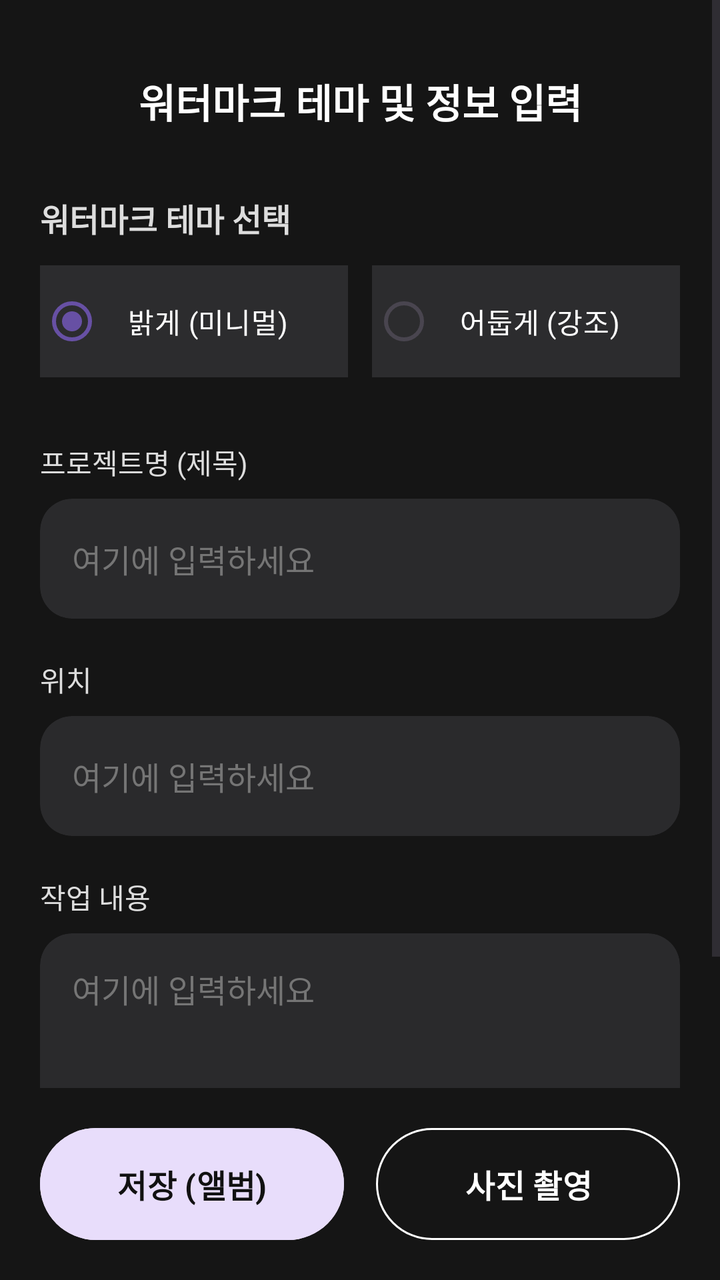
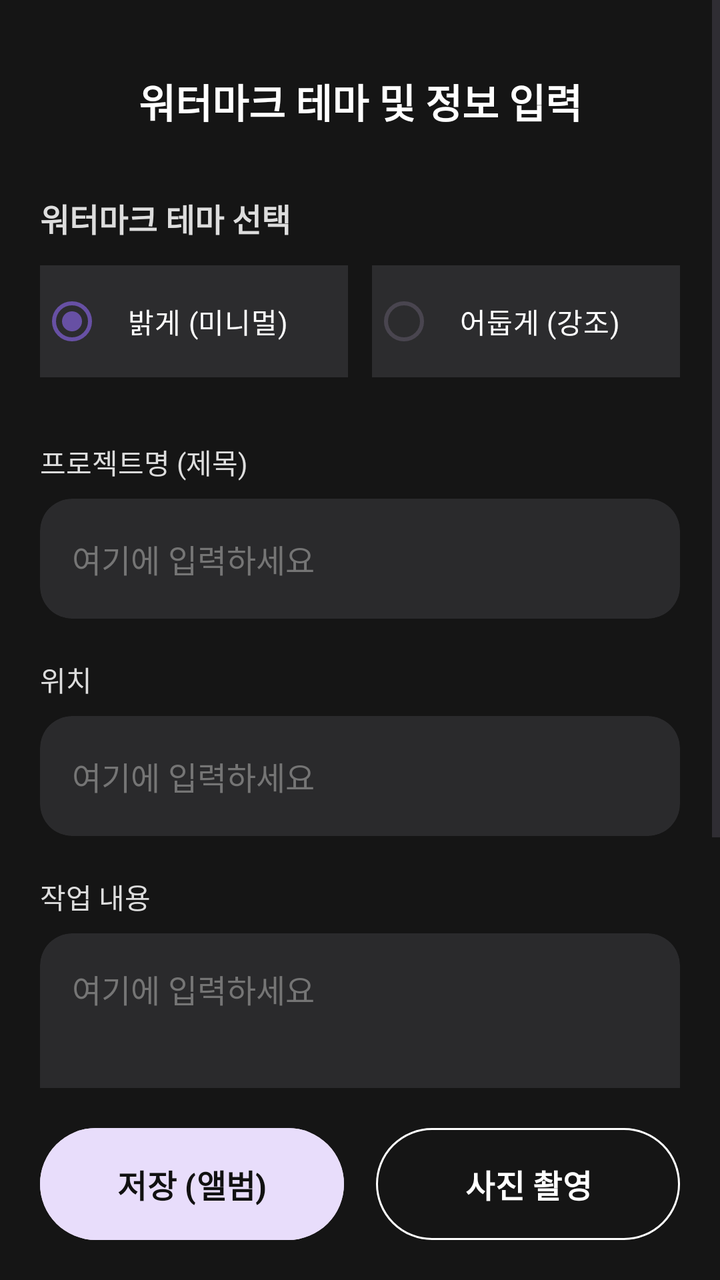

Two renders of the same Android screen: before a commit and after it. Below are the layout's source before the change and the commit's diff.
<!-- AndroidManifest.xml: application theme Theme.Siteboard -->
<!-- res/layout/activity_sub.xml -->
<?xml version="1.0" encoding="utf-8"?>
<androidx.constraintlayout.widget.ConstraintLayout
    xmlns:android="http://schemas.android.com/apk/res/android"
    xmlns:app="http://schemas.android.com/apk/res-auto"
    android:layout_width="match_parent"
    android:layout_height="match_parent"
    android:background="#151515"> <ScrollView
    android:layout_width="match_parent"
    android:layout_height="0dp"
    app:layout_constraintTop_toTopOf="parent"
    app:layout_constraintBottom_toTopOf="@id/layoutBottom"
    android:fillViewport="true">

    <LinearLayout
        android:layout_width="match_parent"
        android:layout_height="wrap_content"
        android:orientation="vertical"
        android:padding="20dp">

        <TextView
            android:layout_width="match_parent"
            android:layout_height="wrap_content"
            android:text="워터마크 테마 및 정보 입력"
            android:textSize="20sp"
            android:textColor="#FFFFFF"
            android:textStyle="bold"
            android:gravity="center"
            android:layout_marginTop="16dp"
            android:layout_marginBottom="32dp"/>

        <TextView android:layout_width="wrap_content" android:layout_height="wrap_content" android:text="워터마크 테마 선택" android:textColor="#DDDDDD" android:textSize="16sp" android:textStyle="bold" android:layout_marginBottom="12dp"/>

        <RadioGroup android:id="@+id/rgTheme" android:layout_width="match_parent" android:layout_height="wrap_content" android:orientation="horizontal" android:layout_marginBottom="32dp">
            <RadioButton android:id="@+id/rbLight" android:layout_width="0dp" android:layout_height="56dp" android:text="밝게 (미니멀)" android:checked="true" android:layout_weight="1" android:buttonTint="#D0BCFF" android:textColor="#FFFFFF" android:background="#2C2C2E" android:layout_marginEnd="6dp" android:paddingStart="12dp"/>
            <RadioButton android:id="@+id/rbDark" android:layout_width="0dp" android:layout_height="56dp" android:text="어둡게 (강조)" android:layout_weight="1" android:buttonTint="#D0BCFF" android:textColor="#FFFFFF" android:background="#2C2C2E" android:layout_marginStart="6dp" android:paddingStart="12dp"/>
        </RadioGroup>

        <TextView android:layout_width="wrap_content" android:layout_height="wrap_content" android:text="프로젝트명 (제목)" android:textColor="#DDDDDD" android:textSize="14sp" android:layout_marginBottom="8dp"/>
        <androidx.cardview.widget.CardView android:layout_width="match_parent" android:layout_height="60dp" app:cardCornerRadius="16dp" app:cardElevation="0dp" app:cardBackgroundColor="#2A2A2C" android:layout_marginBottom="20dp">
            <EditText android:id="@+id/etTitle" android:layout_width="match_parent" android:layout_height="match_parent" android:background="@null" android:paddingHorizontal="16dp" android:hint="여기에 입력하세요" android:textColorHint="#757575" android:textColor="#FFFFFF" android:textSize="16sp" android:inputType="text"/>
        </androidx.cardview.widget.CardView>

        <TextView android:layout_width="wrap_content" android:layout_height="wrap_content" android:text="위치" android:textColor="#DDDDDD" android:textSize="14sp" android:layout_marginBottom="8dp"/>
        <androidx.cardview.widget.CardView android:layout_width="match_parent" android:layout_height="60dp" app:cardCornerRadius="16dp" app:cardElevation="0dp" app:cardBackgroundColor="#2A2A2C" android:layout_marginBottom="20dp">
            <EditText android:id="@+id/etLocation" android:layout_width="match_parent" android:layout_height="match_parent" android:background="@null" android:paddingHorizontal="16dp" android:hint="여기에 입력하세요" android:textColorHint="#757575" android:textColor="#FFFFFF" android:textSize="16sp" android:inputType="text"/>
        </androidx.cardview.widget.CardView>

        <TextView android:layout_width="wrap_content" android:layout_height="wrap_content" android:text="작업 내용" android:textColor="#DDDDDD" android:textSize="14sp" android:layout_marginBottom="8dp"/>
        <androidx.cardview.widget.CardView android:layout_width="match_parent" android:layout_height="wrap_content" app:cardCornerRadius="16dp" app:cardElevation="0dp" app:cardBackgroundColor="#2A2A2C" android:layout_marginBottom="32dp">
            <EditText android:id="@+id/etDesc" android:layout_width="match_parent" android:layout_height="wrap_content" android:minHeight="100dp" android:gravity="top" android:background="@null" android:padding="16dp" android:hint="여기에 입력하세요" android:textColorHint="#757575" android:textColor="#FFFFFF" android:textSize="16sp" android:inputType="textMultiLine"/>
        </androidx.cardview.widget.CardView>

    </LinearLayout>
</ScrollView>

    <LinearLayout
        android:id="@+id/layoutBottom"
        android:layout_width="match_parent"
        android:layout_height="wrap_content"
        android:orientation="horizontal"
        android:paddingHorizontal="20dp"
        android:paddingVertical="16dp"
        android:background="#151515"
        app:layout_constraintBottom_toBottomOf="parent">

        <Button
            android:id="@+id/btnGallery"
            android:layout_width="0dp"
            android:layout_height="64dp"
            android:layout_weight="1"
            android:text="저장 (앨범)"
            android:textColor="#111111"
            android:backgroundTint="#E8DDFB"
            app:cornerRadius="32dp"
            android:textSize="16sp"
            android:textStyle="bold"
            android:layout_marginEnd="8dp"/>

        <Button
            android:id="@+id/btnCamera"
            android:layout_width="0dp"
            android:layout_height="64dp"
            android:layout_weight="1"
            android:text="사진 촬영"
            android:textColor="#FFFFFF"
            android:backgroundTint="#151515"
            app:strokeColor="#FFFFFF"
            app:strokeWidth="1dp"
            app:cornerRadius="32dp"
            android:textSize="16sp"
            android:textStyle="bold"
            android:layout_marginStart="8dp"/>
    </LinearLayout>

    <LinearLayout android:id="@+id/layoutLoading" android:layout_width="match_parent" android:layout_height="match_parent" android:background="#E6000000" android:gravity="center" android:orientation="vertical" android:visibility="gone" android:clickable="true" android:focusable="true" app:layout_constraintTop_toTopOf="parent">
        <ProgressBar android:layout_width="wrap_content" android:layout_height="wrap_content" android:indeterminateTint="#D0BCFF"/>
        <TextView android:layout_width="wrap_content" android:layout_height="wrap_content" android:text="처리 중입니다..." android:textColor="#FFFFFF" android:layout_marginTop="16dp" android:textSize="16sp"/>
    </LinearLayout>
</androidx.constraintlayout.widget.ConstraintLayout>
<!-- resources referenced by this layout -->
<resources>
  <style name="Theme.Siteboard" parent="Base.Theme.Siteboard" />
  <style name="Base.Theme.Siteboard" parent="Theme.Material3.DayNight.NoActionBar">
          
          
      </style>
</resources>

<!-- the commit's change to res/layout/activity_sub.xml (unified diff, before → after) -->
@@ -50,6 +50,19 @@
             <EditText android:id="@+id/etDesc" android:layout_width="match_parent" android:layout_height="wrap_content" android:minHeight="100dp" android:gravity="top" android:background="@null" android:padding="16dp" android:hint="여기에 입력하세요" android:textColorHint="#757575" android:textColor="#FFFFFF" android:textSize="16sp" android:inputType="textMultiLine"/>
         </androidx.cardview.widget.CardView>
 
+        <com.google.android.material.switchmaterial.SwitchMaterial
+            android:id="@+id/switchContinuous"
+            android:layout_width="match_parent"
+            android:layout_height="wrap_content"
+            android:text="🔄 연속 촬영 (저장 후 내용 유지하기)"
+            android:textColor="#D0BCFF"
+            android:textSize="16sp"
+            android:textStyle="bold"
+            app:thumbTint="#FFFFFF"
+            app:trackTint="#7C4DFF"
+            android:layout_marginTop="8dp"
+            android:layout_marginBottom="32dp"/>
+
     </LinearLayout>
 </ScrollView>
 
